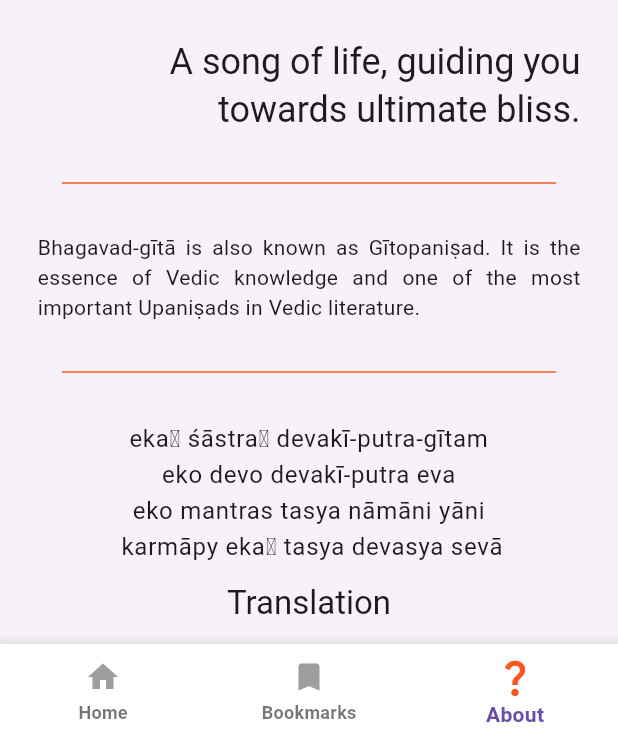
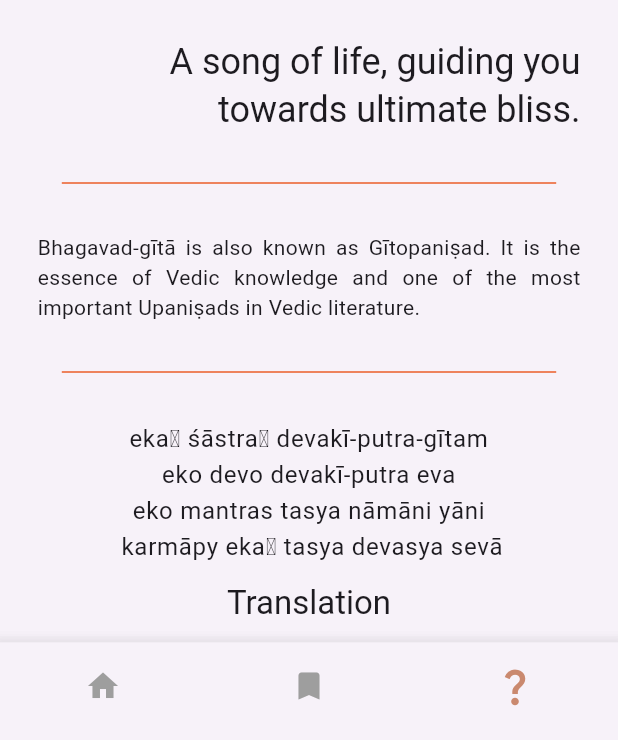
Before and after one commit to mishraaditya595/Gita-App, a Flutter app: the screen it shows after launch, item 3 of the bottom bar chosen, on a phone screen of 412 x 824 dp, the part 496-1236 px from its top. Run offline on Flutter 3.47's test engine with Material 2 defaults, Android fonts, the phone set to English and light mode, and no system bars; our stand-ins replace curved_labeled_navigation_bar, device_info_plus, dot_navigation_bar, firebase_core, firebase_crashlytics, firebase_messaging and 12 more; missing offline and left inert: device_information, firebase_performance, loading_progress_indicator; accounts and stored records are empty; generated files the repository leaves out were written again.

Commit message:
changes in ui

```diff
--- a/lib/ui/bottombar/screen/bottom_bar.dart
+++ b/lib/ui/bottombar/screen/bottom_bar.dart
@@ -80,29 +80,34 @@ class _BottomBarState extends State<BottomBar> {
         bottomNavigationBar: Material(
           elevation: 10,
           child:
-          BottomNavigationBar(
+          Container(
+            height: 65,
+            child: BottomNavigationBar(
               elevation: 10,
               currentIndex: selectedIndex,
-            backgroundColor: Colors.white,
+              backgroundColor: HexColor(ColourConstants.backgroundWhite),
               type: BottomNavigationBarType.fixed,
-            selectedLabelStyle: const TextStyle(
-                fontWeight: FontWeight.bold, color: Colors.deepOrange),
+              selectedLabelStyle:  TextStyle(
+                  fontWeight: FontWeight.bold, color: HexColor(ColourConstants.antiqueBrass)),
               unselectedLabelStyle:
-            const TextStyle(fontWeight: FontWeight.bold, color: Colors.grey),
+              const TextStyle(fontWeight: FontWeight.bold, color: Colors.black),
               selectedIconTheme:
-            const IconThemeData(color: Colors.deepOrange, size: 30),
+              IconThemeData(color: HexColor(ColourConstants.antiqueBrass), size: 30),
               unselectedIconTheme: const IconThemeData(
                 color: Colors.grey,
               ),
+              showUnselectedLabels: false,
+              showSelectedLabels: false,
               onTap: _onItemTapped,
               items: const <BottomNavigationBarItem>[
-              BottomNavigationBarItem(icon: Icon(Icons.home), label: "Home"),
+                BottomNavigationBarItem(icon: Icon(Icons.home), label: ""),
                 BottomNavigationBarItem(
-                  icon: Icon(Icons.bookmark), label: "Bookmarks"),
+                    icon: Icon(Icons.bookmark), label: ""),
                 BottomNavigationBarItem(
-                  icon: Icon(Icons.question_mark), label: "About"),
+                    icon: Icon(Icons.question_mark), label: ""),
                 // BottomNavigationBarItem(icon: Icon(Icons.more), label: "More"),
               ],
+            ),
           ),
 
           // CurvedNavigationBar(
--- a/lib/ui/verse/screen/verse_screen.dart
+++ b/lib/ui/verse/screen/verse_screen.dart
@@ -114,7 +114,7 @@ class _VerseScreenState extends State<VerseScreen> {
                               provider.verseDetails.transliteration ?? '',
                               textAlign: TextAlign.center,
                               style:
-                                  const TextStyle(fontWeight: FontWeight.w600),
+                                  const TextStyle(fontWeight: FontWeight.w400),
                             ),
                             const SizedBox(
                               height: 20,
@@ -135,8 +135,7 @@ class _VerseScreenState extends State<VerseScreen> {
                             ),
                             Text(
                               provider.verseDetails.wordMeanings ?? '',
-                              textAlign: TextAlign.justify,
-                              style: TextStyle(fontWeight: FontWeight.w600),
+                              style: TextStyle(fontWeight: FontWeight.w400),
                             ),
                             const SizedBox(
                               height: 20,
@@ -159,7 +158,7 @@ class _VerseScreenState extends State<VerseScreen> {
                               provider.verseDetails.translation ?? '',
                               textAlign: TextAlign.start,
                               style:
-                                  const TextStyle(fontWeight: FontWeight.w600),
+                                  const TextStyle(fontWeight: FontWeight.w400),
                             ),
                             Visibility(
                               visible: provider.isCommentaryAvailable,
@@ -187,7 +186,7 @@ class _VerseScreenState extends State<VerseScreen> {
                                     provider.verseDetails.commentary ?? '',
                                     textAlign: TextAlign.start,
                                     style:
-                                        TextStyle(fontWeight: FontWeight.w600),
+                                        TextStyle(fontWeight: FontWeight.w400),
                                   ),
                                 ],
                               ),
```
Lines whose indentation alone changed are shown as unchanged.
